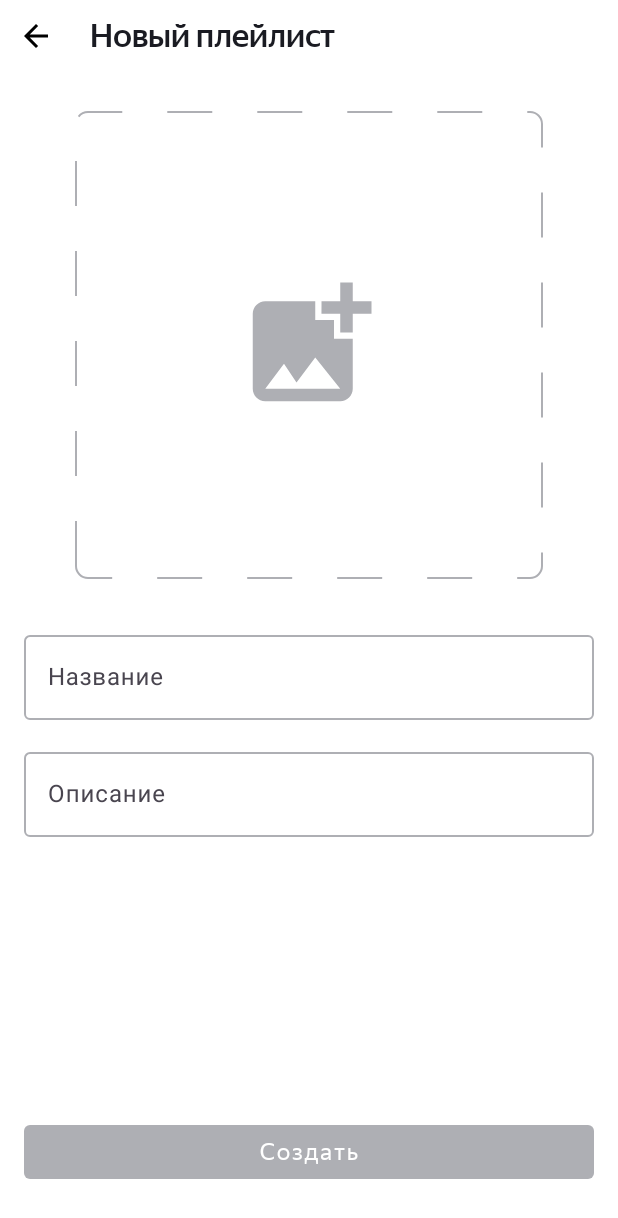
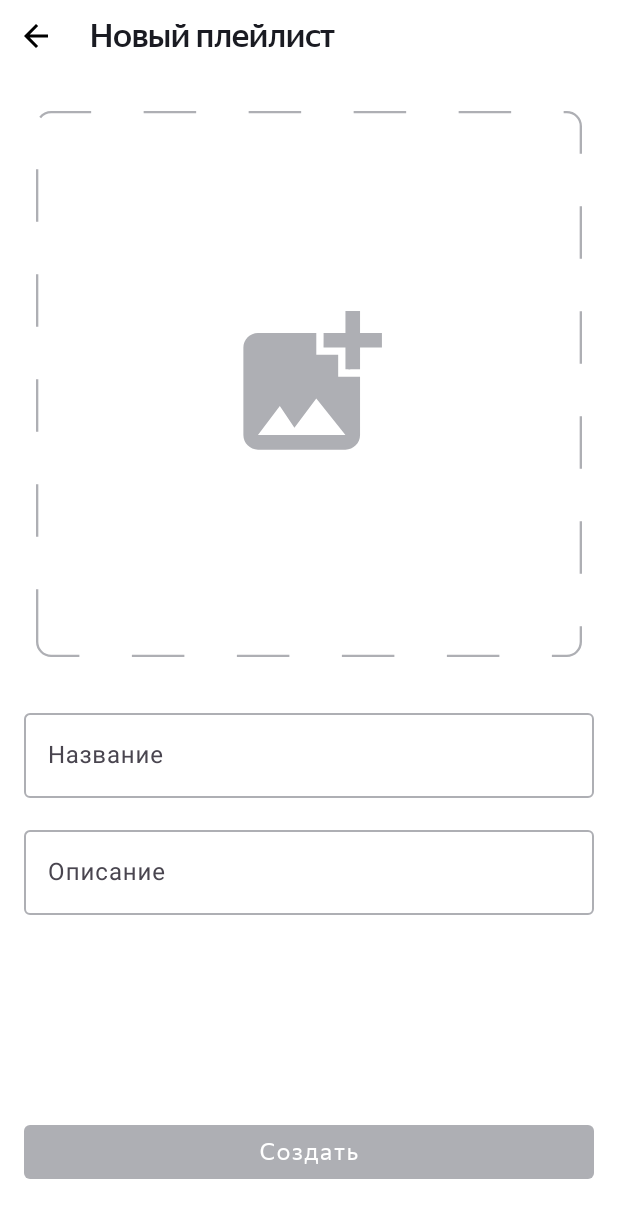
Before and after one commit to AlexElkin/PlaylistMaker, an Android app: the NewPlaylistFragment screen opened through its navigation route, on a phone screen of 412 x 824 dp. Shown: the top 1218 px of the screen. Run offline under Robolectric (Android 15) with nearby library versions, the phone set to English and light mode, and no system bars; our stand-ins replace navigation-ui; libraries missing offline, so code that uses them is left out: jp.wasabeef.glide; pictures from the network do not load.

Commit message:
Спринт 22

```diff
--- /dev/null
+++ b/app/src/main/res/drawable/rounded_background_8dp_2.xml
@@ -0,0 +1,6 @@
+<?xml version="1.0" encoding="utf-8"?>
+<shape xmlns:android="http://schemas.android.com/apk/res/android"
+    android:shape="rectangle">
+    <corners android:radius="8dp" />
+    <solid android:color="@color/iconColorWhiteBlack" />
+</shape>
--- a/app/src/main/res/layout/new_playlist_fragment.xml
+++ b/app/src/main/res/layout/new_playlist_fragment.xml
@@ -28,13 +28,29 @@
             android:fontFamily="@font/ys_display_medium" />
 
     </LinearLayout>
-
-    <ImageView
-        android:id="@+id/icon"
+    <androidx.cardview.widget.CardView
         android:layout_width="match_parent"
         android:layout_height="wrap_content"
-        android:src="@drawable/icon_with_dashed_border"
-        android:layout_marginTop="26dp" />
+        app:cardCornerRadius="8dp"
+        app:cardBackgroundColor="@android:color/transparent"
+        app:cardElevation="0dp"
+        app:strokeColor="@color/gray"
+        app:strokeWidth="1dp"
+        android:layout_marginHorizontal="24dp"
+        android:layout_marginTop="26dp"
+        android:paddingVertical="@dimen/_16dp"
+        android:paddingHorizontal="@dimen/_8dp">
+        <ImageView
+            android:id="@+id/icon"
+            android:layout_width="match_parent"
+            android:layout_height="wrap_content"
+            android:contentDescription="@string/icon"
+            android:maxHeight="370dp"
+            android:adjustViewBounds="true"
+            android:src="@drawable/icon_with_dashed_border"
+            android:scaleType="centerCrop"/>
+
+    </androidx.cardview.widget.CardView>
 
     <!-- Title Input -->
     <com.google.android.material.textfield.TextInputLayout
--- a/app/src/main/res/values/strings.xml
+++ b/app/src/main/res/values/strings.xml
@@ -43,10 +43,15 @@
     <!-- TODO: Remove or change this placeholder text -->
     <string name="hello_blank_fragment" translatable="false">Hello blank fragment</string>
     <string name="new_playlist" translatable="false">Новый плейлист</string>
-    <string name="description">Описание</string>
-    <string name="create">Создать</string>
-    <string name="title">Название</string>
-    <string name="tracks_count">Количество треков</string>
-    <string name="add_to_playlist">Добавить в плейлист</string>
-    <string name="playlist">Плейлист</string>
+    <string name="description" translatable="false">Описание</string>
+    <string name="create" translatable="false">Создать</string>
+    <string name="title" translatable="false">Название</string>
+    <string name="tracks_count" translatable="false">Количество треков</string>
+    <string name="add_to_playlist" translatable="false">Добавить в плейлист</string>
+    <string name="playlist" translatable="false">Плейлист</string>
+    <string name="icon" translatable="false">icon</string>
+    <string name="finish_creating_a_playlist" translatable="false">Завершить создание плейлиста?</string>
+    <string name="all_unsaved_data_will_be_lost" translatable="false">Все несохраненные данные будут потеряны</string>
+    <string name="cancellation">Отмена</string>
+    <string name="complete">Завершить</string>
 </resources>
```
Also changed, not shown: app/src/main/java/com/example/playlistmaker/ui/library/adapter/PlaylistsAdapter.kt (+1 -6 lines), app/src/main/java/com/example/playlistmaker/ui/library/fragment/FragmentPlaylist.kt (+8 -4 lines), app/src/main/java/com/example/playlistmaker/ui/library/fragment/NewPlaylistFragment.kt (+13 -6 lines), app/src/main/java/com/example/playlistmaker/ui/player/activity/AudioPlayerFragment.kt (+10 -2 lines), app/src/main/java/com/example/playlistmaker/ui/search/activity/SearchFragment.kt (+7 -2 lines), app/src/main/java/com/example/playlistmaker/ui/settings/activity/SettingsFragment.kt (+10 -3 lines), app/src/main/res/drawable/placeholder2.xml (added, +9 -0 lines), app/src/main/res/layout/audio_player_fragment.xml (+8 -5 lines), app/src/main/res/layout/playlists_view.xml (+24 -10 lines), app/src/main/res/layout/playlists_view2.xml (+7 -3 lines), app/src/main/res/values/styles.xml (+9 -0 lines).
